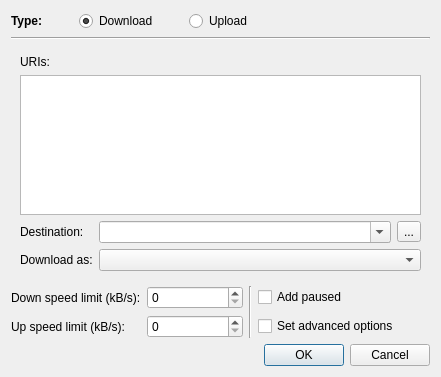
First picture: the form in NewTransferDlg.ui, repository LubosD/fatrat, before the edit.
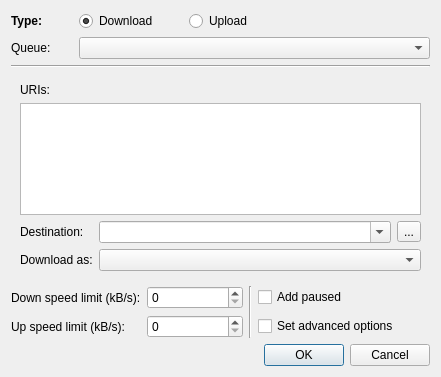
Second picture: the form after the edit. Icons and pictures are not drawn.

Commit message: Upload/Download detecting on drop or when entered via dbus Queue selection fixes Transfer selection fixes Ability to choose the queue in the add transfer dialog

```diff
--- a/NewTransferDlg.ui
+++ b/NewTransferDlg.ui
@@ -50,14 +50,14 @@
      </property>
     </spacer>
    </item>
-   <item row="1" column="0" colspan="6" >
-    <widget class="Line" name="line" >
-     <property name="orientation" >
-      <enum>Qt::Horizontal</enum>
-     </property>
-    </widget>
-   </item>
    <item row="2" column="0" colspan="6" >
+    <widget class="Line" name="line" >
+     <property name="orientation" >
+      <enum>Qt::Horizontal</enum>
+     </property>
+    </widget>
+   </item>
+   <item row="3" column="0" colspan="6" >
     <widget class="QStackedWidget" name="stackedWidget" >
      <property name="lineWidth" >
       <number>0</number>
@@ -224,48 +224,48 @@
      </widget>
     </widget>
    </item>
-   <item row="3" column="0" colspan="2" >
+   <item row="4" column="0" colspan="2" >
     <widget class="QLabel" name="label_4" >
      <property name="text" >
       <string>Down speed limit (kB/s):</string>
      </property>
     </widget>
    </item>
-   <item row="3" column="2" colspan="2" >
+   <item row="4" column="2" colspan="2" >
     <widget class="QSpinBox" name="spinDown" />
    </item>
-   <item rowspan="2" row="3" column="4" >
+   <item rowspan="2" row="4" column="4" >
     <widget class="Line" name="line_2" >
      <property name="orientation" >
       <enum>Qt::Vertical</enum>
      </property>
     </widget>
    </item>
-   <item row="3" column="5" >
+   <item row="4" column="5" >
     <widget class="QCheckBox" name="checkPaused" >
      <property name="text" >
       <string>Add paused</string>
      </property>
     </widget>
    </item>
-   <item row="4" column="0" colspan="2" >
+   <item row="5" column="0" colspan="2" >
     <widget class="QLabel" name="label_5" >
      <property name="text" >
       <string>Up speed limit (kB/s):</string>
      </property>
     </widget>
    </item>
-   <item row="4" column="2" colspan="2" >
+   <item row="5" column="2" colspan="2" >
     <widget class="QSpinBox" name="spinUp" />
    </item>
-   <item row="4" column="5" >
+   <item row="5" column="5" >
     <widget class="QCheckBox" name="checkDetails" >
      <property name="text" >
       <string>Set advanced options</string>
      </property>
     </widget>
    </item>
-   <item row="5" column="4" colspan="2" >
+   <item row="6" column="4" colspan="2" >
     <widget class="QDialogButtonBox" name="buttonBox" >
      <property name="orientation" >
       <enum>Qt::Horizontal</enum>
@@ -275,6 +275,16 @@
      </property>
     </widget>
    </item>
+   <item row="1" column="0" >
+    <widget class="QLabel" name="label_2" >
+     <property name="text" >
+      <string>Queue:</string>
+     </property>
+    </widget>
+   </item>
+   <item row="1" column="1" colspan="5" >
+    <widget class="QComboBox" name="comboQueue" />
+   </item>
   </layout>
  </widget>
  <resources>
```
The commit also changes 13 other files.
